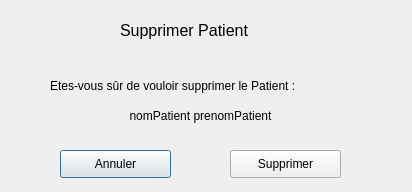
Above: QtProject/supprimerpatient.ui from ThomChar/QTProjectCpp before the change. Below: the same form after it.
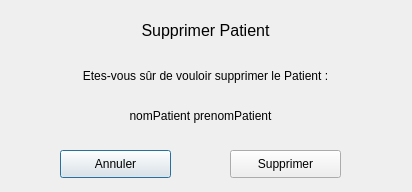
That is the form after the change.

Diff of the .ui file:
```diff
--- a/QtProject/supprimerpatient.ui
+++ b/QtProject/supprimerpatient.ui
@@ -56,6 +56,9 @@
    <property name="text">
     <string>Supprimer Patient</string>
    </property>
+   <property name="alignment">
+    <set>Qt::AlignCenter</set>
+   </property>
   </widget>
   <widget class="QPushButton" name="pushButton">
    <property name="geometry">
@@ -82,7 +85,7 @@
    <property name="geometry">
     <rect>
      <x>50</x>
-     <y>70</y>
+     <y>60</y>
      <width>311</width>
      <height>31</height>
     </rect>
@@ -95,6 +98,9 @@
    <property name="text">
     <string>Etes-vous sûr de vouloir supprimer le Patient :</string>
    </property>
+   <property name="alignment">
+    <set>Qt::AlignCenter</set>
+   </property>
   </widget>
   <widget class="QLabel" name="label_3">
    <property name="geometry">
```
